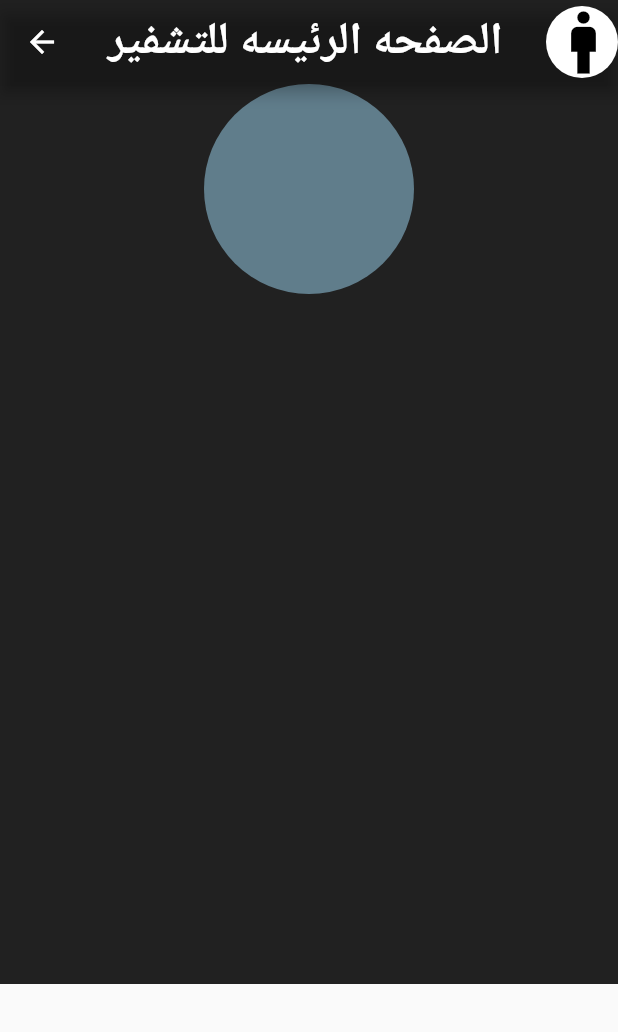
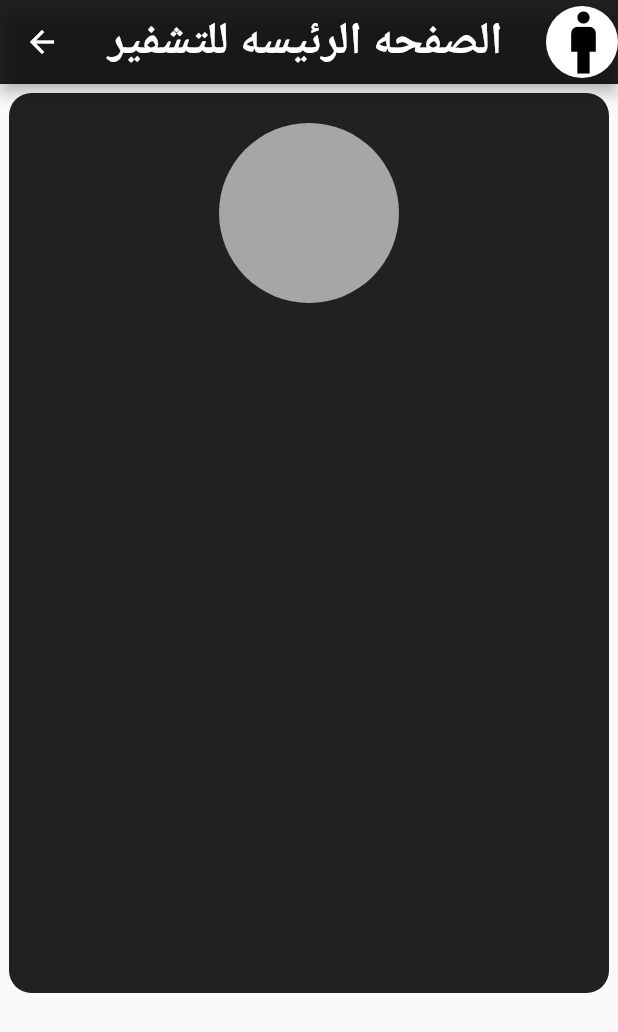
Before and after one commit to salahalddinn/project_flutter, a Flutter app: the master screen opened directly, on a phone screen of 412 x 824 dp. Shown: the top 1032 px of the screen. Run offline on Flutter 3.47's test engine with Material 2 defaults, Android fonts, the phone set to English and light mode, and no system bars.

Commit message:
the body swapping in container change  decoration: BoxDecoration

```diff
--- a/lib/master.dart
+++ b/lib/master.dart
@@ -19,15 +19,21 @@ class master extends StatelessWidget {
         ],
       ),
       body: Container(
+        margin: EdgeInsets.all(6),
         width: double.infinity,
         height: 600,
-        color: Colors.black87,
+        decoration: BoxDecoration(
+          color: Colors.black87,
+          borderRadius: BorderRadius.circular(15),
+
+        ),
         child: Column(
 
           children: [
+            SizedBox(height: 20,),
             CircleAvatar(
-              radius: 70,
-              backgroundColor: Colors.blueGrey,
+              radius: 60,
+              backgroundColor: Colors.white60,
             )
           ],
         ),
```
